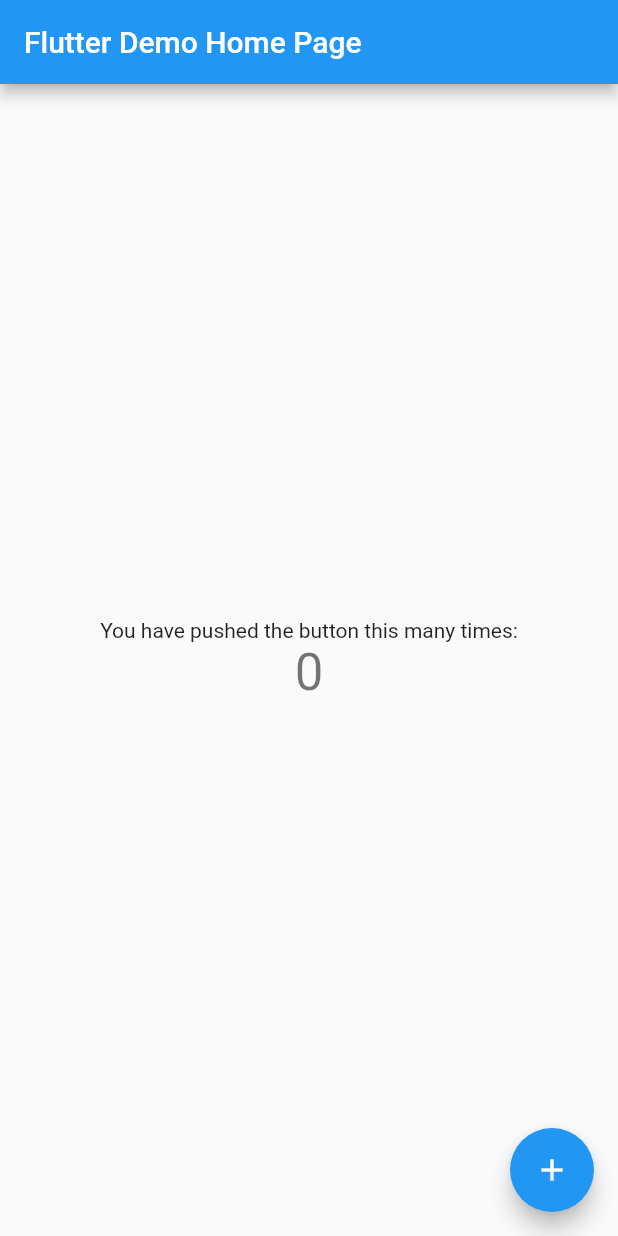
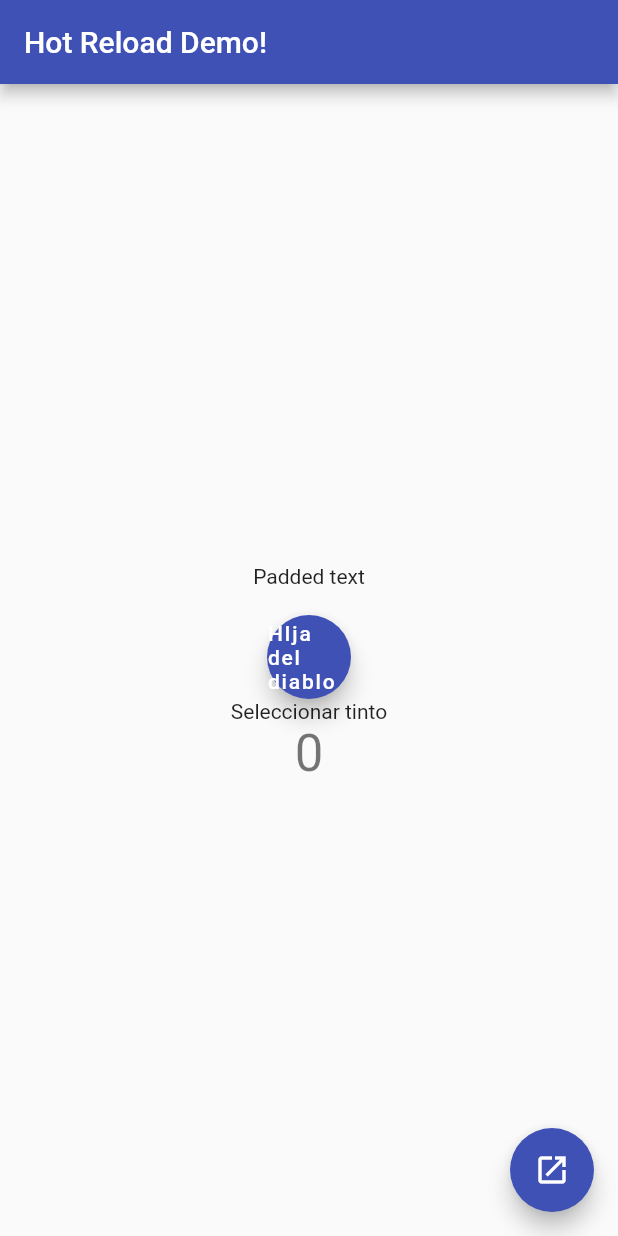
Before and after one commit to JuanGQCadavid/FlutterBook, a Flutter app: the screen it shows after launch, on a phone screen of 412 x 824 dp. Run offline on Flutter 3.47's test engine with Material 2 defaults, Android fonts, the phone set to English and light mode, and no system bars.

Commit message:
Flutter widgets

```diff
--- a/chapter3/counter_app/lib/main.dart
+++ b/chapter3/counter_app/lib/main.dart
@@ -3,37 +3,21 @@ import 'package:flutter/material.dart';
 void main() => runApp(MyApp());
 
 class MyApp extends StatelessWidget {
-  // This widget is the root of your application.
   @override
   Widget build(BuildContext context) {
     return MaterialApp(
       title: 'Flutter Demo',
       theme: ThemeData(
-        // This is the theme of your application.
-        //
-        // Try running your application with "flutter run". You'll see the
-        // application has a blue toolbar. Then, without quitting the app, try
-        // changing the primarySwatch below to Colors.green and then invoke
-        // "hot reload" (press "r" in the console where you ran "flutter run",
-        // or simply save your changes to "hot reload" in a Flutter IDE).
-        // Notice that the counter didn't reset back to zero; the application
-        // is not restarted.
-        primarySwatch: Colors.blue,
+        primarySwatch: Colors.indigo,
       ),
-      home: MyHomePage(title: 'Flutter Demo Home Page'),
+      home: MyHomePage(
+          title: 'Hot Reload Demo!'),
     );
   }
 }
 
 class MyHomePage extends StatefulWidget {
   MyHomePage({Key key, this.title}) : super(key: key);
-
-  // This widget is the home page of your application. It is stateful, meaning
-  // that it has a State object (defined below) that contains fields that affect
-  // how it looks.
-
-  // This class is the configuration for the state. It holds the values (in this
-  // case the title) provided by the parent (in this case the App widget) and
   // used by the build method of the State. Fields in a Widget subclass are
   // always marked "final".
 
@@ -43,16 +27,33 @@ class MyHomePage extends StatefulWidget {
   _MyHomePageState createState() => _MyHomePageState();
 }
 
+class SubmiteButton extends StatelessWidget{
+  final String buttonText;
+
+  SubmiteButton.named([this.buttonText="Submit"]);
+
+  Widget build(context){
+    return FloatingActionButton(
+      child: Text(buttonText),
+    );
+  }
+}
+
+class Cat {
+  String name;
+  String _color;
+
+  void meow() => print("Meow");
+  void _purr() => print("Prrrr");
+}
+
 class _MyHomePageState extends State<MyHomePage> {
   int _counter = 0;
 
   void _incrementCounter() {
+    Cat nora = Cat();
+    nora._color = "Orange";
     setState(() {
-      // This call to setState tells the Flutter framework that something has
-      // changed in this State, which causes it to rerun the build method below
-      // so that the display can reflect the updated values. If we changed
-      // _counter without calling setState(), then the build method would not be
-      // called again, and so nothing would appear to happen.
       _counter++;
     });
   }
@@ -91,8 +92,18 @@ class _MyHomePageState extends State<MyHomePage> {
           // horizontal).
           mainAxisAlignment: MainAxisAlignment.center,
           children: <Widget>[
+            Container(
+              child: Padding(
+                padding: EdgeInsets.all(18.0),
+                child: Text("Padded text")
+              )
+            ),
+            Container(
+              child: SubmiteButton.named("HIja del diablo"),
+            ),
+
             Text(
-              'You have pushed the button this many times:',
+              'Seleccionar tinto',
             ),
             Text(
               '$_counter',
@@ -104,7 +115,7 @@ class _MyHomePageState extends State<MyHomePage> {
       floatingActionButton: FloatingActionButton(
         onPressed: _incrementCounter,
         tooltip: 'Increment',
-        child: Icon(Icons.add),
+        child: Icon(Icons.launch),
       ), // This trailing comma makes auto-formatting nicer for build methods.
     );
   }
```
